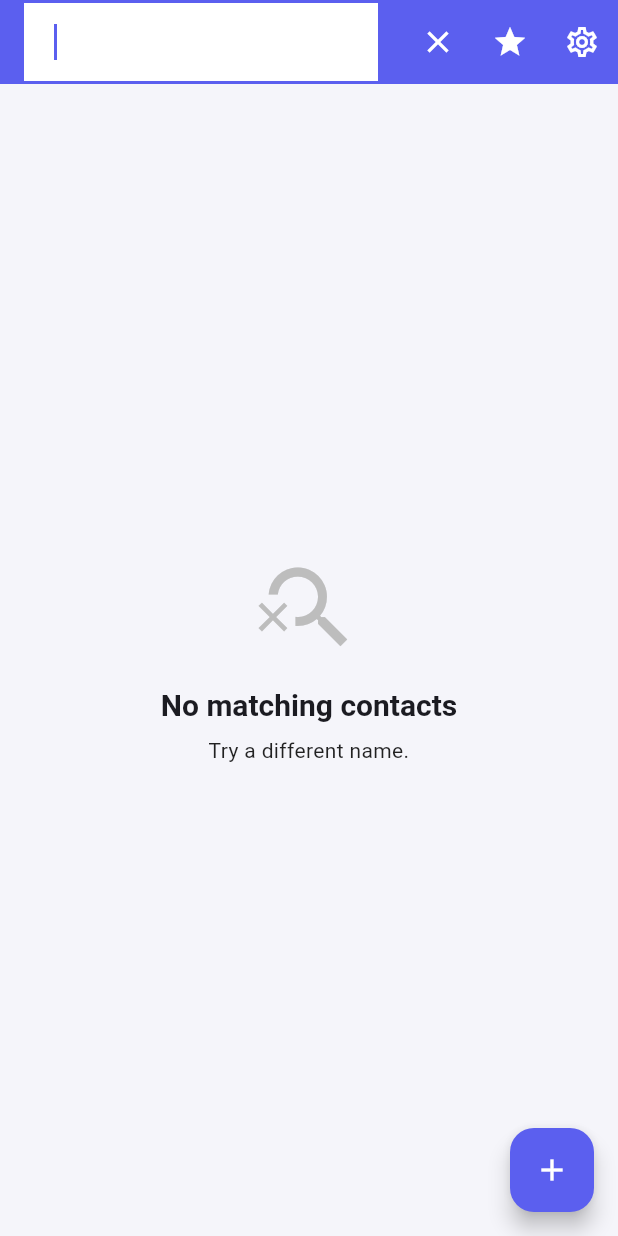
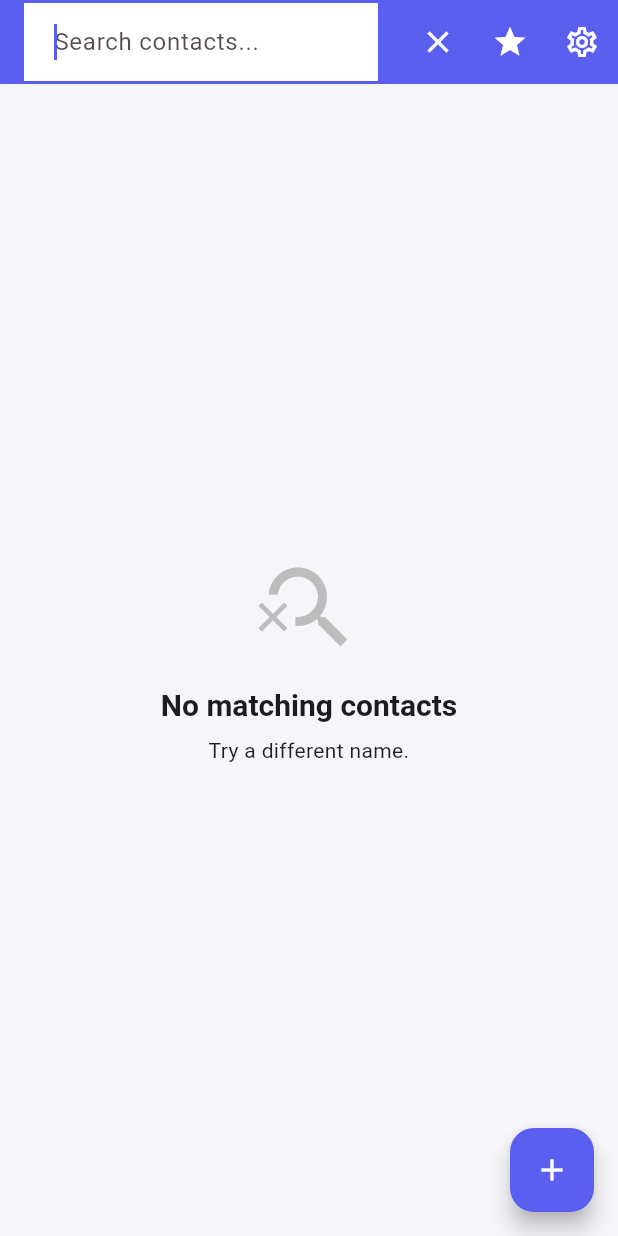
Before and after one commit to tohidulhemel/O_Contacts_LDCA_Task, a Flutter app: the screen it shows after launch, after a tap on the "search" icon, on a phone screen of 412 x 824 dp. Run offline on Flutter 3.47's test engine with Material 3 defaults, Android fonts, the phone set to English and light mode, and no system bars; our stand-ins replace sqflite; accounts and stored records are empty.

Commit message:
updated search option

```diff
--- a/lib/screens/home_screen.dart
+++ b/lib/screens/home_screen.dart
@@ -92,10 +92,10 @@ class _HomeScreenState extends State<HomeScreen> {
             ? TextField(
                 controller: _searchController,
                 autofocus: true,
-                style: const TextStyle(color: Colors.white),
+                style: const TextStyle(color: Color.fromARGB(255, 10, 0, 0)),
                 decoration: const InputDecoration(
                   hintText: 'Search contacts...',
-                  hintStyle: TextStyle(color: Colors.white70),
+                  hintStyle: TextStyle(color: Color.fromARGB(179, 14, 0, 0)),
                   border: InputBorder.none,
                 ),
                 onChanged: _runSearch,
```
